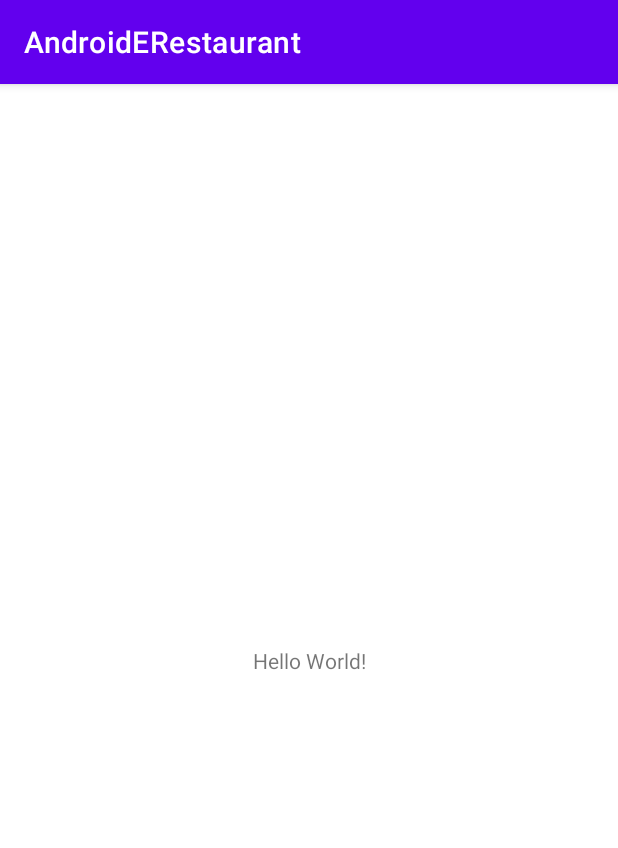
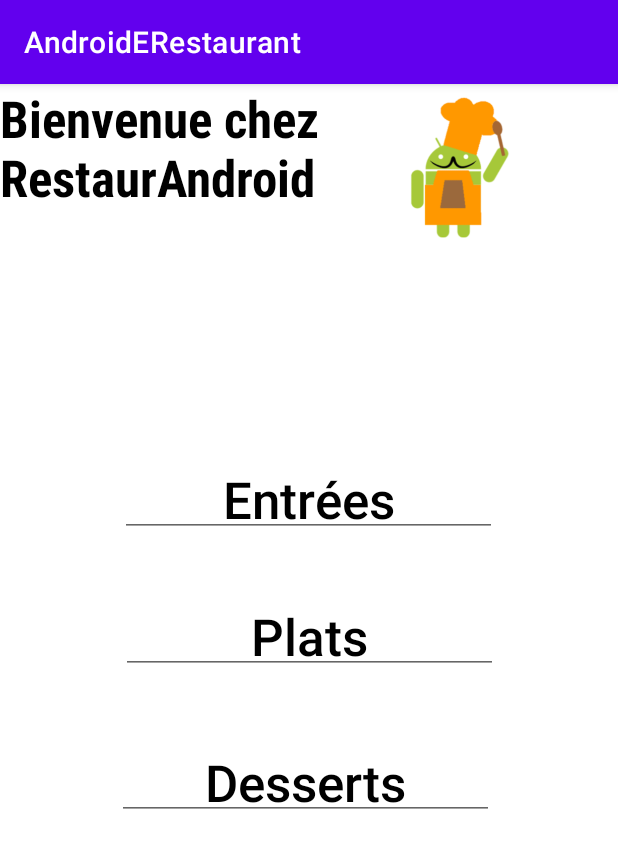
Before and after one commit to DylanVautrin/AndroidERestaurant, an Android app: the screen it shows after launch (HomeActivity), on a phone screen of 412 x 824 dp. Shown: the top 848 px of the screen. Run offline under Robolectric (Android 15) with nearby library versions, the phone set to English and light mode, and no system bars.

```diff
--- a/app/src/main/AndroidManifest.xml
+++ b/app/src/main/AndroidManifest.xml
@@ -10,6 +10,9 @@
         android:supportsRtl="true"
         android:theme="@style/Theme.AndroidERestaurant">
         <activity
+            android:name=".Categorie"
+            android:exported="false" />
+        <activity
             android:name=".HomeActivity"
             android:exported="true">
             <intent-filter>
--- a/app/src/main/java/fr/isen/vautrin/androidrestaurant/HomeActivity.kt
+++ b/app/src/main/java/fr/isen/vautrin/androidrestaurant/HomeActivity.kt
@@ -1,11 +1,43 @@
 package fr.isen.vautrin.androidrestaurant
 
+import android.content.Intent
+import android.graphics.Color
+import android.os.Bundle
+import android.widget.TextView
 import androidx.appcompat.app.AppCompatActivity
-import android.os.Bundle
 
 class HomeActivity : AppCompatActivity() {
     override fun onCreate(savedInstanceState: Bundle?) {
         super.onCreate(savedInstanceState)
         setContentView(R.layout.activity_home)
+        val textClickEntree = findViewById<TextView>(R.id.textEntree)
+        val textClickPlats = findViewById<TextView>(R.id.textPlats)
+        val textClickDesserts = findViewById<TextView>(R.id.textDesserts)
+        val intent = Intent(this, Categorie::class.java)
+        val drawableResourceIdEntree = this.resources.getIdentifier("entree_img", "drawable", this.packageName)
+        val drawableResourceIdPlats = this.resources.getIdentifier("plats_img", "drawable", this.packageName)
+        val drawableResourceIdDesserts = this.resources.getIdentifier("dessert_img", "drawable", this.packageName)
+
+        textClickEntree.setOnClickListener{
+            intent.putExtra("name","Entrées")
+            intent.putExtra("color",Color.RED)
+            intent.putExtra("img",drawableResourceIdEntree)
+            startActivity(intent)
+        }
+
+        textClickPlats.setOnClickListener{
+            intent.putExtra("name","Plats")
+            intent.putExtra("color",Color.GREEN)
+            intent.putExtra("img",drawableResourceIdPlats)
+            startActivity(intent)
+        }
+
+        textClickDesserts.setOnClickListener {
+            intent.putExtra("name", "Desserts")
+            intent.putExtra("color", Color.CYAN)
+            intent.putExtra("img", drawableResourceIdDesserts)
+            startActivity(intent)
+        }
+
     }
 }
--- a/app/src/main/res/layout/activity_home.xml
+++ b/app/src/main/res/layout/activity_home.xml
@@ -4,16 +4,92 @@
     xmlns:tools="http://schemas.android.com/tools"
     android:layout_width="match_parent"
     android:layout_height="match_parent"
-    tools:context=".HomeActivity">
+    android:focusable="auto"
+    android:visibility="visible"
+    tools:context=".HomeActivity"
+    tools:visibility="visible">
 
     <TextView
-        android:id="@+id/textView6"
-        android:layout_width="wrap_content"
-        android:layout_height="wrap_content"
-        android:text="Hello World!"
-        app:layout_constraintBottom_toBottomOf="parent"
-        app:layout_constraintLeft_toLeftOf="parent"
-        app:layout_constraintRight_toRightOf="parent"
+        android:id="@+id/HomeTitle"
+        android:layout_width="242dp"
+        android:layout_height="107dp"
+        android:fontFamily="sans-serif-condensed-medium"
+        android:text="@string/TitleMain"
+        android:textAlignment="textStart"
+        android:textAllCaps="false"
+        android:textAppearance="@style/TextAppearance.AppCompat.Display3"
+        android:textColor="#000000"
+        android:textSize="34sp"
+        android:textStyle="bold"
+        android:typeface="serif"
+        app:layout_constraintStart_toStartOf="parent"
         app:layout_constraintTop_toTopOf="parent" />
 
+    <ImageView
+        android:id="@+id/HomeImage"
+        android:layout_width="131dp"
+        android:layout_height="112dp"
+        android:contentDescription="@string/MainLogo"
+        android:src="@drawable/capture_d_cran_2022_03_03_111258"
+        app:layout_constraintStart_toEndOf="@+id/HomeTitle"
+        app:layout_constraintTop_toTopOf="parent"
+        tools:ignore="ImageContrastCheck" />
+
+    <TextView
+        android:id="@+id/textEntree"
+        style="@style/Widget.AppCompat.EditText"
+        android:layout_width="251dp"
+        android:layout_height="58dp"
+        android:ems="10"
+        android:fontFamily="sans-serif-medium"
+        android:text="@string/Entree"
+        android:textAlignment="center"
+        android:textAppearance="@style/TextAppearance.AppCompat.Display1"
+        android:textColor="#000000"
+        android:focusable="false"
+        app:layout_constraintBottom_toBottomOf="parent"
+        app:layout_constraintEnd_toEndOf="parent"
+        app:layout_constraintHorizontal_bias="0.497"
+        app:layout_constraintStart_toStartOf="parent"
+        app:layout_constraintTop_toTopOf="parent"
+        app:layout_constraintVertical_bias="0.344" />
+
+    <TextView
+        android:id="@+id/textDesserts"
+        style="@style/Widget.AppCompat.EditText"
+        android:layout_width="251dp"
+        android:layout_height="58dp"
+        android:ems="10"
+        android:fontFamily="sans-serif-medium"
+        android:text="@string/Desserts"
+        android:textAlignment="center"
+        android:textAppearance="@style/TextAppearance.AppCompat.Display1"
+        android:textColor="#000000"
+        android:focusable="false"
+        app:layout_constraintBottom_toBottomOf="parent"
+        app:layout_constraintEnd_toEndOf="parent"
+        app:layout_constraintHorizontal_bias="0.487"
+        app:layout_constraintStart_toStartOf="parent"
+        app:layout_constraintTop_toTopOf="parent"
+        app:layout_constraintVertical_bias="0.609" />
+
+    <TextView
+        android:id="@+id/textPlats"
+        style="@style/Widget.AppCompat.EditText"
+        android:layout_width="251dp"
+        android:layout_height="58dp"
+        android:ems="10"
+        android:fontFamily="sans-serif-medium"
+        android:text="@string/Plats"
+        android:textAlignment="center"
+        android:textAppearance="@style/TextAppearance.AppCompat.Display1"
+        android:textColor="#000000"
+        android:focusable="false"
+        app:layout_constraintBottom_toBottomOf="parent"
+        app:layout_constraintEnd_toEndOf="parent"
+        app:layout_constraintStart_toStartOf="parent"
+        app:layout_constraintTop_toTopOf="parent"
+        app:layout_constraintVertical_bias="0.472" />
+
+
 </androidx.constraintlayout.widget.ConstraintLayout>
--- a/app/src/main/res/values/strings.xml
+++ b/app/src/main/res/values/strings.xml
@@ -1,5 +1,9 @@
 <resources>
     <string name="app_name">AndroidERestaurant</string>
     <string name="Title">AndroidERestaurant</string>
-    <string name="TitleMain">Bienvenue dans Droid Restaurant</string>
+    <string name="TitleMain">Bienvenue chez RestaurAndroid</string>
+    <string name="MainLogo">Logo android cuistot</string>
+    <string name="Entree">Entrées</string>
+    <string name="Plats">Plats</string>
+    <string name="Desserts">Desserts</string>
 </resources>
```
Also changed, not shown: app/src/main/java/fr/isen/vautrin/androidrestaurant/Categorie.kt (added, +26 -0 lines), app/src/main/res/layout/activity_categorie.xml (added, +44 -0 lines), app/src/main/res/drawable/capture_d_cran_2022_03_03_111258.png (added), app/src/main/res/drawable/dessert_img.jpg (added), app/src/main/res/drawable/entree_img.jpeg (added), app/src/main/res/drawable/plats_img.jpg (added).
